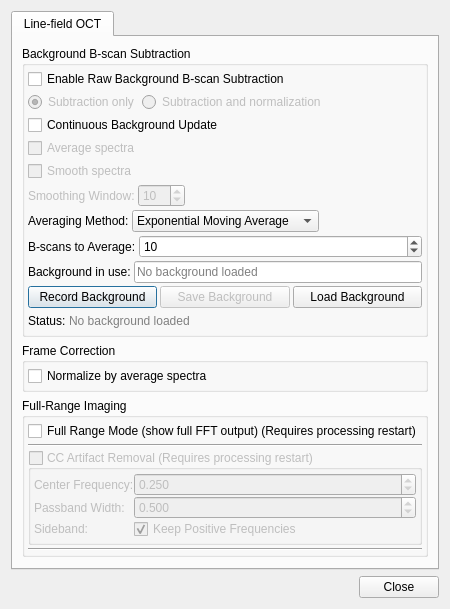
This is octproz_project/octproz/src/advancedsettingsdialog.ui in spectralcode/OCTproZ as Qt 5 draws it before an edit. The edited form follows.
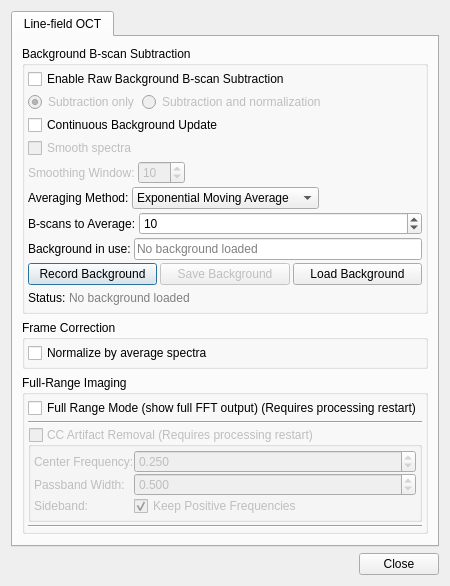
This is the edited form.

Commit message: refactor: remove "average spectra" background mode, superseded by "smooth spectra". results with smooth spectra look better than average spectra. and smooth spectra with large window size is equivalent to average spectra

The edit to the form file:
```diff
--- a/octproz_project/octproz/src/advancedsettingsdialog.ui
+++ b/octproz_project/octproz/src/advancedsettingsdialog.ui
@@ -105,19 +105,6 @@
             </property>
            </widget>
           </item>
-          <item>
-           <widget class="QCheckBox" name="checkBox_bgAverageSpectra">
-            <property name="enabled">
-             <bool>false</bool>
-            </property>
-            <property name="toolTip">
-             <string>Average each A-scan's background spectrum to a single value per lateral position. Correction then uses this per-A-scan average instead of the full background frame. This can be helpful when imaging static samples.</string>
-            </property>
-            <property name="text">
-             <string>Average spectra</string>
-            </property>
-           </widget>
-          </item>
           <item>
            <widget class="QCheckBox" name="checkBox_bgSmoothSpectra">
             <property name="enabled">
```
The commit also changes 5 other files.
